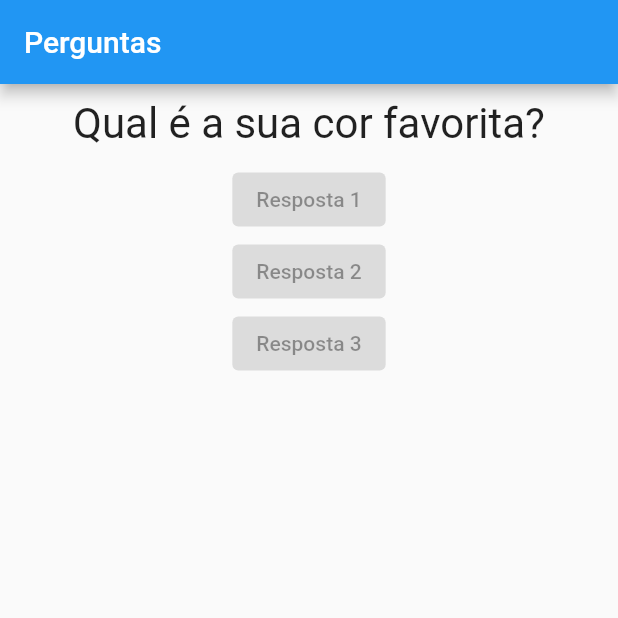
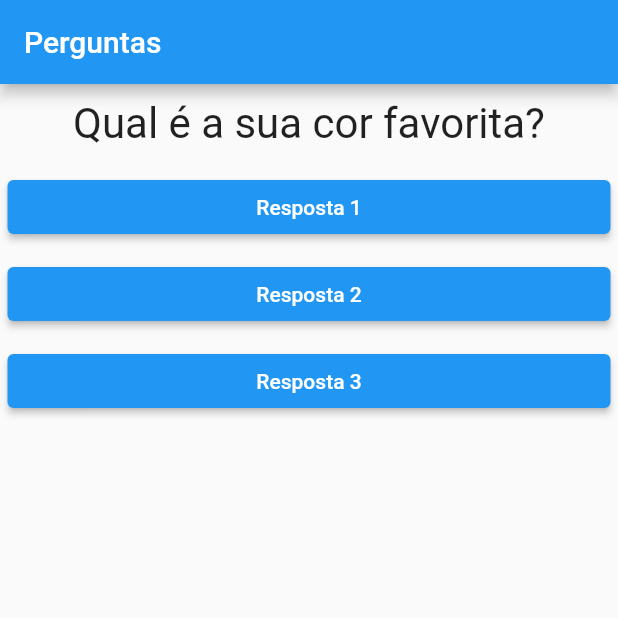
Before and after one commit to Eduardo-Alves-de-Sousa/quiz, a Flutter app: the screen it shows after launch, on a phone screen of 412 x 824 dp, the top half of it. Run offline on Flutter 3.47's test engine with Material 2 defaults, Android fonts, the phone set to English and light mode, and no system bars.

Commit message:
Atualizando arquivo resposta.dart

```diff
--- a/quiz/lib/main.dart
+++ b/quiz/lib/main.dart
@@ -13,7 +13,6 @@ class _PerguntasAppState extends State<PerguntaApp> {
     setState(() {
       _perguntaSelecionada++;
     });
-    print(_perguntaSelecionada);
   }
 
   @override
@@ -33,9 +32,9 @@ class _PerguntasAppState extends State<PerguntaApp> {
         body: Column(
           children: [
             Questao(perguntas[_perguntaSelecionada]),
-            Resposta('Resposta 1'),
-            Resposta('Resposta 2'),
-            Resposta('Resposta 3'),
+            Resposta('Resposta 1', _responder),
+            Resposta('Resposta 2', _responder),
+            Resposta('Resposta 3', _responder),
           ],
         ),
       ),
--- a/quiz/lib/resposta.dart
+++ b/quiz/lib/resposta.dart
@@ -1,16 +1,20 @@
 import 'package:flutter/material.dart';
 
 class Resposta extends StatelessWidget {
+  final String texto;
+  final void Function() quandoSelecionado;
 
-  final String texto;
-
-  Resposta(this.texto);
+  Resposta(this.texto, this.quandoSelecionado);
 
   @override
   Widget build(BuildContext context) {
-    return ElevatedButton(
-              onPressed: null,
-              child: Text(texto),
-            );
+    return Container(
+      width: double.infinity,
+      margin: const EdgeInsets.all(5),
+      child: ElevatedButton(
+        onPressed: quandoSelecionado,
+        child: Text(texto),
+      ),
+    );
   }
 }
```
